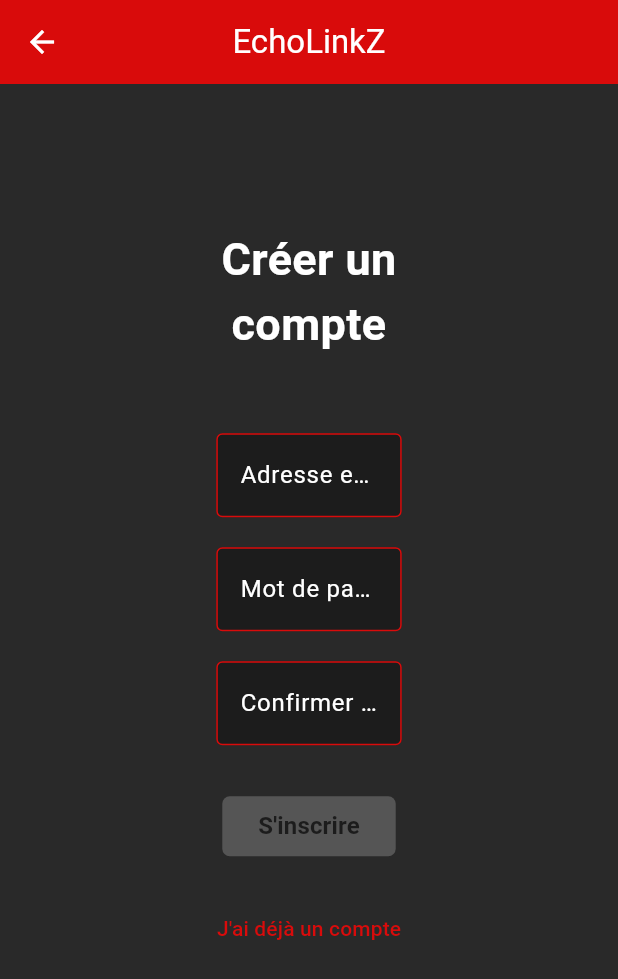
After one commit to CoulyGuilhem/EchoLinkz, a Flutter app: the RegisterPage screen opened by its route, on a phone screen of 412 x 824 dp. The commit adds this screen. Shown: the top 979 px of the screen. Run offline on Flutter 3.47's test engine with Material 3 defaults, Android fonts, the phone set to English and light mode, and no system bars; our stand-ins replace shared_preferences; accounts and stored records are empty.

Commit message:
feat: add register page

```diff
--- a/lib/main.dart
+++ b/lib/main.dart
@@ -1,3 +1,5 @@
+import 'package:echolinkz/ui/auth/register_page.dart';
+import 'package:echolinkz/ui/auth/register_viewmodel.dart';
 import 'package:flutter/material.dart';
 import 'package:echolinkz/models/auth_model.dart';
 import 'package:echolinkz/ui/auth/login_page.dart';
@@ -10,6 +12,7 @@ void main() {
  runApp(MultiProvider(
     providers: [
       ChangeNotifierProvider(create: (context) => LoginViewModel()),
+      ChangeNotifierProvider(create: (_) => RegisterViewModel()),
       ChangeNotifierProvider(create: (context) => AuthModel()),
     ],
     child: const EchoLinkZ(),
@@ -25,6 +28,7 @@ class EchoLinkZ extends StatelessWidget {
       title: 'EchoLinkZ',
       routes: {
         '/login': (context) => const LoginPage(),
+        '/register': (_) => const RegisterPage(),
         '/home': (context) => const HomePage(),
       },
       navigatorObservers: [AuthObserver()],
--- a/lib/ui/auth/login_page.dart
+++ b/lib/ui/auth/login_page.dart
@@ -13,7 +13,6 @@ class LoginPage extends StatefulWidget {
 }
 
 class _LoginPageState extends State<LoginPage> {
-
   @override
   Widget build(BuildContext context) {
     final viewModel = Provider.of<LoginViewModel>(context);
@@ -108,7 +107,12 @@ class _LoginPageState extends State<LoginPage> {
                     await viewModel.login(context);
                   },
                 ),
-              )
+              ),
+              TextButton(
+                onPressed: () =>
+                    Navigator.pushReplacementNamed(context, '/register'),
+                child: const Text("Créer un compte"),
+              ),
             ],
           ),
         ),
--- /dev/null
+++ b/lib/ui/auth/register_page.dart
@@ -0,0 +1,114 @@
+import 'package:echolinkz/ui/widgets/echolinkz_appbar.dart';
+import 'package:echolinkz/ui/widgets/echolinkz_button.dart';
+import 'package:flutter/material.dart';
+import 'package:provider/provider.dart';
+import 'register_viewmodel.dart';
+
+class RegisterPage extends StatefulWidget {
+  const RegisterPage({super.key});
+
+  @override
+  State<RegisterPage> createState() => _RegisterPageState();
+}
+
+class _RegisterPageState extends State<RegisterPage> {
+  @override
+  Widget build(BuildContext context) {
+    final viewModel = Provider.of<RegisterViewModel>(context);
+
+    return Scaffold(
+      appBar: const EchoLinkZAppBar(title: "EchoLinkZ"),
+      body: Center(
+        child: SizedBox(
+          height: MediaQuery.of(context).size.height * 0.8,
+          child: Column(
+            children: [
+              Padding(
+                padding: EdgeInsets.symmetric(
+                    horizontal: MediaQuery.of(context).size.width * 0.35,
+                    vertical: MediaQuery.of(context).size.height * 0.05),
+                child: Text(
+                  'Créer un compte',
+                  textAlign: TextAlign.center,
+                  style: TextStyle(
+                    color: Theme.of(context).colorScheme.onPrimary,
+                    fontSize: 30,
+                    fontWeight: FontWeight.bold,
+                  ),
+                ),
+              ),
+              Padding(
+                padding: EdgeInsets.symmetric(
+                    horizontal: MediaQuery.of(context).size.width * 0.35,
+                    vertical: 10),
+                child: TextFormField(
+                  controller: viewModel.emailController,
+                  style: TextStyle(
+                    color: Theme.of(context).colorScheme.onPrimary,
+                  ),
+                  decoration: _fieldDecoration(context, "Adresse email"),
+                ),
+              ),
+              Padding(
+                padding: EdgeInsets.symmetric(
+                    horizontal: MediaQuery.of(context).size.width * 0.35,
+                    vertical: 10),
+                child: TextFormField(
+                  controller: viewModel.passwordController,
+                  obscureText: true,
+                  style: TextStyle(
+                    color: Theme.of(context).colorScheme.onPrimary,
+                  ),
+                  decoration: _fieldDecoration(context, "Mot de passe"),
+                ),
+              ),
+              Padding(
+                padding: EdgeInsets.symmetric(
+                    horizontal: MediaQuery.of(context).size.width * 0.35,
+                    vertical: 10),
+                child: TextFormField(
+                  controller: viewModel.confirmController,
+                  obscureText: true,
+                  style: TextStyle(
+                    color: Theme.of(context).colorScheme.onPrimary,
+                  ),
+                  decoration:
+                      _fieldDecoration(context, "Confirmer le mot de passe"),
+                ),
+              ),
+              Padding(
+                padding: const EdgeInsets.symmetric(vertical: 20),
+                child: EchoLinkZButton(
+                  title: "S'inscrire",
+                  isLoading: viewModel.isLoading,
+                  isEnable: viewModel.isEnableRegisterButton(),
+                  onPressed: () async {
+                    await viewModel.register(context);
+                  },
+                ),
+              ),
+              TextButton(
+                onPressed: () =>
+                    Navigator.pushReplacementNamed(context, '/login'),
+                child: const Text("J'ai déjà un compte"),
+              )
+            ],
+          ),
+        ),
+      ),
+    );
+  }
+
+  InputDecoration _fieldDecoration(BuildContext ctx, String label) {
+    final cs = Theme.of(ctx).colorScheme;
+    return InputDecoration(
+      labelText: label,
+      labelStyle: TextStyle(color: cs.onPrimary),
+      border: OutlineInputBorder(borderSide: BorderSide(color: cs.primary)),
+      enabledBorder:
+          OutlineInputBorder(borderSide: BorderSide(color: cs.primary)),
+      filled: true,
+      fillColor: cs.secondary,
+    );
+  }
+}
--- /dev/null
+++ b/lib/ui/auth/register_viewmodel.dart
@@ -0,0 +1,64 @@
+import 'package:flutter/material.dart';
+import 'package:http/http.dart';
+import 'package:provider/provider.dart';
+import '../../models/auth_model.dart';
+import '../../services/auth_service.dart';
+import '../../utils/show_error_snackbar.dart';
+
+class RegisterViewModel extends ChangeNotifier {
+  final emailController    = TextEditingController();
+  final passwordController = TextEditingController();
+  final confirmController  = TextEditingController();
+
+  RegisterViewModel() {
+    emailController.addListener(_onFieldChanged);
+    passwordController.addListener(_onFieldChanged);
+    confirmController.addListener(_onFieldChanged);
+  }
+
+  void _onFieldChanged() => notifyListeners();
+
+  @override
+  void dispose() {
+    emailController.dispose();
+    passwordController.dispose();
+    confirmController.dispose();
+    super.dispose();
+  }
+
+  bool isLoading = false;
+
+  Future<void> register(BuildContext context) async {
+    if (passwordController.text != confirmController.text) {
+      showErrorSnackbar(context, "Les mots de passe ne correspondent pas");
+      return;
+    }
+
+    isLoading = true;
+    notifyListeners();
+
+    try {
+      Response response = await AuthService()
+          .register(emailController.text, passwordController.text);
+
+      if (response.statusCode == 201) {
+        if (context.mounted) {
+          final authModel = Provider.of<AuthModel>(context, listen: false);
+          authModel.isLoggedIn = true;
+          Navigator.pushReplacementNamed(context, '/home');
+        }
+      }
+    } catch (e) {
+      if (context.mounted) showErrorSnackbar(context, e.toString());
+    }
+
+    isLoading = false;
+    notifyListeners();
+  }
+
+  bool isEnableRegisterButton() =>
+      emailController.text.isNotEmpty &&
+      passwordController.text.isNotEmpty &&
+      confirmController.text.isNotEmpty &&
+      !isLoading;
+}
```
Also changed, not shown: lib/services/auth_service.dart (+29 -0 lines), lib/utils/auth_observer.dart (+6 -6 lines). Lines whose indentation alone changed are shown as unchanged.
